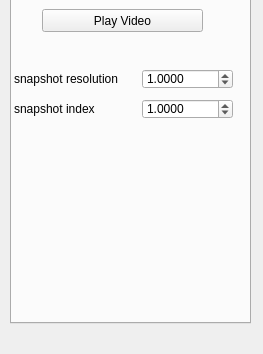
The window that point-cloud-2015/UI/upsampling_para.ui (sunwaylive/Point-Cloud-Processing-2015) describes before a commit, drawn with Qt 5; both pictures show x 0 to 263 and y 167 to 521 of the 263 by 521 pixel window.
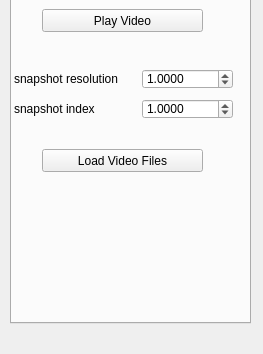
The same window after the commit. The open tabs and pages were chosen to show the change.

Commit message: added load video files

What changed in the file:
```diff
--- a/point-cloud-2015/UI/upsampling_para.ui
+++ b/point-cloud-2015/UI/upsampling_para.ui
@@ -456,6 +456,19 @@
       <string>snapshot index</string>
      </property>
     </widget>
+    <widget class="QPushButton" name="pushButton_load_video_files">
+     <property name="geometry">
+      <rect>
+       <x>30</x>
+       <y>280</y>
+       <width>161</width>
+       <height>23</height>
+      </rect>
+     </property>
+     <property name="text">
+      <string>Load Video Files</string>
+     </property>
+    </widget>
    </widget>
   </widget>
  </widget>
```
Left out of the diff: 2 changed lines with no effect on the pictures. The commit also changes 3 other files.
